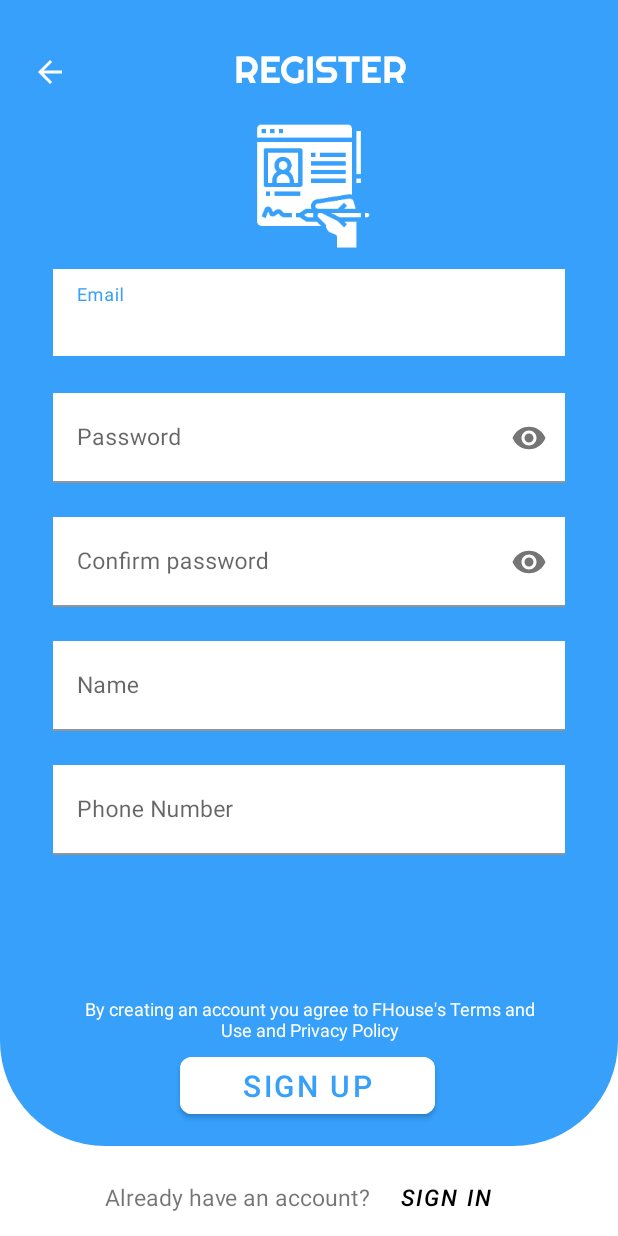
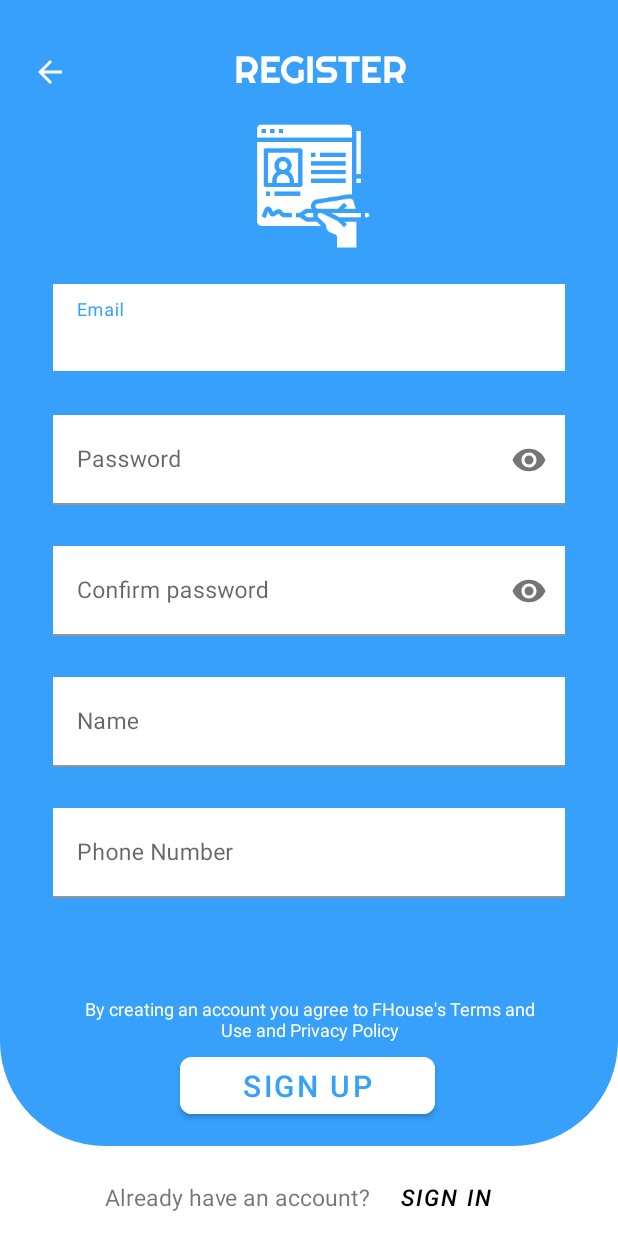
Before and after one commit to Babyze/FHouse, an Android app: the SignUpActivity screen opened directly, with no data from a screen before it, on a phone screen of 412 x 824 dp. Run offline under Robolectric (Android 15) with nearby library versions, the phone set to English and light mode, and no system bars; our stand-ins replace Firebase (no records; nobody signed in at launch, a user with empty details on screens opened directly); Roboto replaces fonts that are not available here.

Commit message:
SignUp: sửa layout (chỉ phù hợp 1080x2220) lần 2

```diff
--- a/app/src/main/res/layout/activity_sign_up.xml
+++ b/app/src/main/res/layout/activity_sign_up.xml
@@ -62,7 +62,7 @@
         android:layout_width="match_parent"
         android:layout_height="77dp"
         android:layout_marginStart="35dp"
-        android:layout_marginTop="10dp"
+        android:layout_marginTop="20dp"
         android:layout_marginEnd="35dp"
         app:layout_constraintEnd_toEndOf="parent"
         app:layout_constraintStart_toStartOf="parent"
@@ -83,7 +83,7 @@
         android:layout_width="match_parent"
         android:layout_height="77dp"
         android:layout_marginStart="35dp"
-        android:layout_marginTop="5dp"
+        android:layout_marginTop="10dp"
         android:layout_marginEnd="35dp"
         app:layout_constraintEnd_toEndOf="parent"
         app:layout_constraintStart_toStartOf="parent"
@@ -105,7 +105,7 @@
         android:layout_width="match_parent"
         android:layout_height="77dp"
         android:layout_marginStart="35dp"
-        android:layout_marginTop="5dp"
+        android:layout_marginTop="10dp"
         android:layout_marginEnd="35dp"
         app:layout_constraintEnd_toEndOf="parent"
         app:layout_constraintStart_toStartOf="parent"
@@ -127,7 +127,7 @@
         android:layout_width="match_parent"
         android:layout_height="77dp"
         android:layout_marginStart="35dp"
-        android:layout_marginTop="5dp"
+        android:layout_marginTop="10dp"
         android:layout_marginEnd="35dp"
         app:layout_constraintEnd_toEndOf="parent"
         app:layout_constraintStart_toStartOf="parent"
@@ -147,7 +147,7 @@
         android:layout_width="match_parent"
         android:layout_height="77dp"
         android:layout_marginStart="35dp"
-        android:layout_marginTop="5dp"
+        android:layout_marginTop="10dp"
         android:layout_marginEnd="35dp"
         app:layout_constraintEnd_toEndOf="parent"
         app:layout_constraintStart_toStartOf="parent"
```
